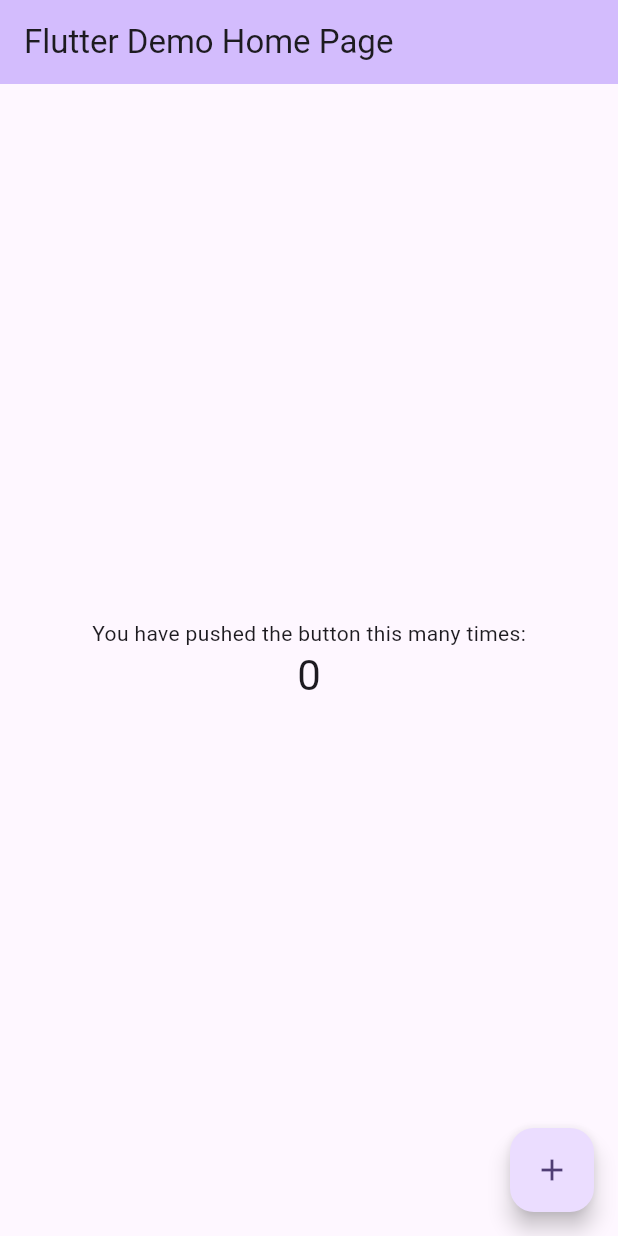
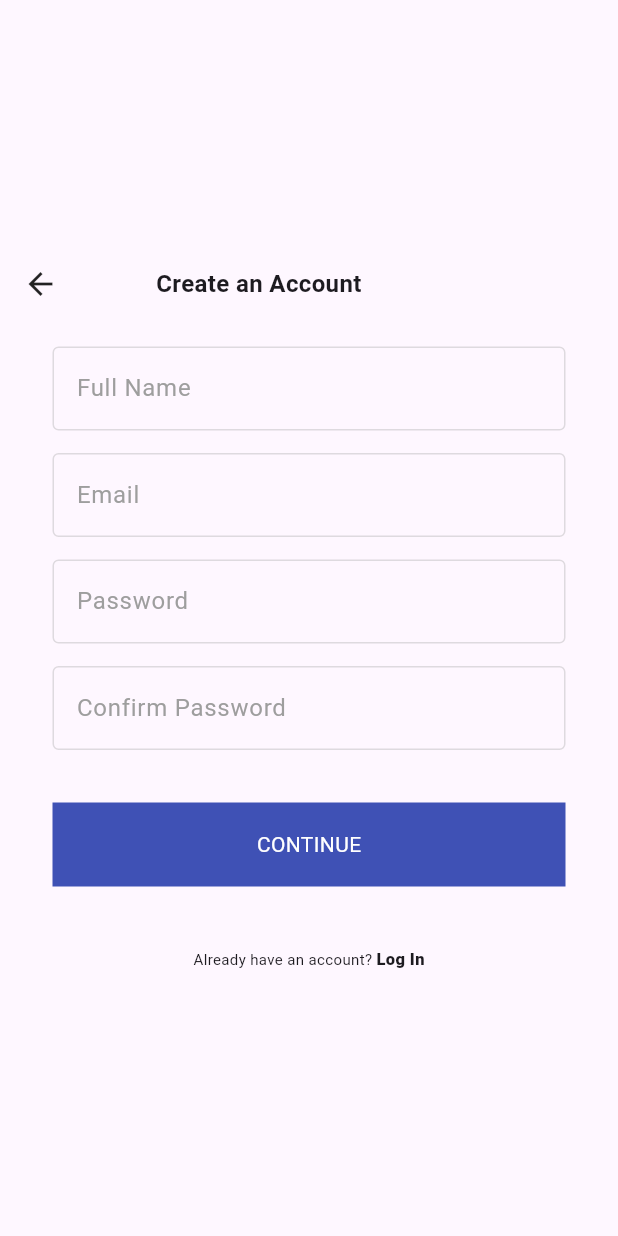
Before and after one commit to MOHAMADSAMIL/todo, a Flutter app: the screen it shows after launch, on a phone screen of 412 x 824 dp. Run offline on Flutter 3.47's test engine with Material 3 defaults, Android fonts, the phone set to English and light mode, and no system bars.

```diff
--- /dev/null
+++ b/lib/feature/authentication/view/pages/signin_page.dart
@@ -0,0 +1,58 @@
+import 'package:flutter/material.dart';
+import 'package:todo/feature/authentication/view/widgets/bottom_link_widget.dart';
+import 'package:todo/feature/authentication/view/widgets/button_widget.dart';
+import 'package:todo/feature/authentication/view/widgets/text_field_widget.dart';
+
+class SigninPage extends StatelessWidget {
+  const SigninPage({super.key});
+
+  @override
+  Widget build(BuildContext context) {
+    return Scaffold(
+      body: Column(
+        mainAxisAlignment: MainAxisAlignment.center,
+        children: [
+          Row(
+
+            children: [
+              Padding(
+                padding: const EdgeInsets.only(left: 15),
+                child: Icon(Icons.arrow_back),
+              ),
+
+              Padding(
+                padding: const EdgeInsets.only(left: 65),
+                child: Text("Create an Account",style: TextStyle(fontSize: 16,fontWeight: FontWeight.bold),),
+              ),
+
+            ],
+          ),
+          SizedBox(height: 30,),
+          Padding(
+            padding: const EdgeInsets.only(left: 35,right: 35),
+            child: Column(
+              children: [
+            TextFieldWidget(hintText: "Full Name"),
+            SizedBox(height: 15,),
+            TextFieldWidget(hintText: "Email"),
+            SizedBox(height: 15,),
+            TextFieldWidget(hintText: "Password"),
+            SizedBox(height: 15,),
+            TextFieldWidget(hintText: "Confirm Password"),
+            SizedBox(height: 35,),
+            CommonButtonWidget(),
+            SizedBox(height: 40,),
+            BottomLinkWidget(Linktext: "Log In",
+
+            text: "Already have an account? ",
+            ),
+
+              ],
+            ),
+          )
+
+        ],
+      ),
+    );
+  }
+}
--- /dev/null
+++ b/lib/feature/authentication/view/pages/signup_page.dart
@@ -0,0 +1,48 @@
+import 'package:flutter/material.dart';
+import 'package:flutter/services.dart';
+import 'package:todo/feature/authentication/view/widgets/bottom_link_widget.dart';
+import 'package:todo/feature/authentication/view/widgets/button_widget.dart';
+import 'package:todo/feature/authentication/view/widgets/text_field_widget.dart';
+
+class SignupPage extends StatelessWidget {
+  const SignupPage({super.key});
+
+  @override
+  Widget build(BuildContext context) {
+    return Scaffold(
+      body: Padding(
+        padding:  EdgeInsets.all(24),
+        child: Center(
+          child: Column(
+            mainAxisAlignment: MainAxisAlignment.center,
+            crossAxisAlignment: CrossAxisAlignment.start,
+            children: [
+              Center(child: Image(image: AssetImage("assets/images/mimo.png"),height: 200,width: 300,)),
+              TextFieldWidget(
+                hintText: "Email",
+              ),
+              SizedBox(height: 20,),
+              TextFieldWidget(
+                hintText: "Password",
+              ),
+              SizedBox(height: 12,),
+              GestureDetector(
+                onTap: () {
+
+                },
+                child: Text("Forgot Password?",style: TextStyle(fontSize: 10,fontWeight: FontWeight.w900),)),
+              SizedBox(height: 25,),
+             CommonButtonWidget(),
+             SizedBox(height: 30,),
+              BottomLinkWidget(
+                text: "Don't have an account? ",
+                Linktext: "Register",
+
+              ),
+            ],
+          ),
+        ),
+      ),
+    );
+  }
+}
--- /dev/null
+++ b/lib/feature/authentication/view/widgets/bottom_link_widget.dart
@@ -0,0 +1,28 @@
+import 'package:flutter/material.dart';
+import 'package:todo/feature/authentication/view/pages/signin_page.dart';
+
+class BottomLinkWidget extends StatelessWidget {
+  final String Linktext;
+  final String text;
+  const BottomLinkWidget({
+    super.key,
+    required this.Linktext,
+    required this.text,
+  });
+
+  @override
+  Widget build(BuildContext context) {
+    return Row(
+      mainAxisAlignment: MainAxisAlignment.center,
+      children: [
+        Text(text,style: TextStyle(fontSize: 10),),
+        GestureDetector(
+          onTap: () {
+            Navigator.push(context, MaterialPageRoute(builder: (context) => SigninPage(),));
+          },
+          child: Text(Linktext,style: TextStyle(fontSize: 11,fontWeight: FontWeight.w900,),)),
+
+      ],
+    );
+  }
+}
--- /dev/null
+++ b/lib/feature/authentication/view/widgets/button_widget.dart
@@ -0,0 +1,19 @@
+import 'package:flutter/material.dart';
+
+class CommonButtonWidget extends StatelessWidget {
+  const CommonButtonWidget({
+    super.key,
+  });
+
+  @override
+  Widget build(BuildContext context) {
+    return Container(
+     width: double.infinity,
+     decoration: BoxDecoration(color: Colors.indigo),
+     child: Center(child: Padding(
+       padding: const EdgeInsets.only(top: 18,bottom: 18 ),
+       child: Text("CONTINUE",style: TextStyle(color: Colors.white),),
+     )),
+    );
+  }
+}
--- /dev/null
+++ b/lib/feature/authentication/view/widgets/text_field_widget.dart
@@ -0,0 +1,27 @@
+import 'package:flutter/material.dart';
+
+class TextFieldWidget extends StatelessWidget {
+  final String hintText;
+  const TextFieldWidget({
+    super.key,
+    required this.hintText,
+  });
+
+  @override
+  Widget build(BuildContext context) {
+    return TextField(
+      cursorColor: Colors.grey,
+      decoration: InputDecoration(
+
+        hintText: hintText,hintStyle: TextStyle(color: Colors.grey),
+        enabledBorder: OutlineInputBorder(
+
+           borderSide: BorderSide(color: Color.fromARGB(84, 158, 158, 158))
+        ),
+        focusedBorder: OutlineInputBorder(
+          borderSide: BorderSide(color:Color.fromARGB(84, 158, 158, 158))
+        )
+      ),
+    );
+  }
+}
--- a/lib/main.dart
+++ b/lib/main.dart
@@ -1,122 +1,19 @@
 import 'package:flutter/material.dart';
+import 'package:todo/feature/authentication/view/pages/signin_page.dart';
+import 'package:todo/feature/authentication/view/pages/signup_page.dart';
 
 void main() {
   runApp(const MyApp());
 }
 
-class MyApp extends StatelessWidget {
-  const MyApp({super.key});
+class MyApp  extends StatelessWidget {
+  const MyApp ({super.key});
 
-  // This widget is the root of your application.
   @override
   Widget build(BuildContext context) {
     return MaterialApp(
-      title: 'Flutter Demo',
-      theme: ThemeData(
-        // This is the theme of your application.
-        //
-        // TRY THIS: Try running your application with "flutter run". You'll see
-        // the application has a purple toolbar. Then, without quitting the app,
-        // try changing the seedColor in the colorScheme below to Colors.green
-        // and then invoke "hot reload" (save your changes or press the "hot
-        // reload" button in a Flutter-supported IDE, or press "r" if you used
-        // the command line to start the app).
-        //
-        // Notice that the counter didn't reset back to zero; the application
-        // state is not lost during the reload. To reset the state, use hot
-        // restart instead.
-        //
-        // This works for code too, not just values: Most code changes can be
-        // tested with just a hot reload.
-        colorScheme: ColorScheme.fromSeed(seedColor: Colors.deepPurple),
-      ),
-      home: const MyHomePage(title: 'Flutter Demo Home Page'),
+      debugShowCheckedModeBanner: false,
+      home: SigninPage(),
     );
   }
 }
-
-class MyHomePage extends StatefulWidget {
-  const MyHomePage({super.key, required this.title});
-
-  // This widget is the home page of your application. It is stateful, meaning
-  // that it has a State object (defined below) that contains fields that affect
-  // how it looks.
-
-  // This class is the configuration for the state. It holds the values (in this
-  // case the title) provided by the parent (in this case the App widget) and
-  // used by the build method of the State. Fields in a Widget subclass are
-  // always marked "final".
-
-  final String title;
-
-  @override
-  State<MyHomePage> createState() => _MyHomePageState();
-}
-
-class _MyHomePageState extends State<MyHomePage> {
-  int _counter = 0;
-
-  void _incrementCounter() {
-    setState(() {
-      // This call to setState tells the Flutter framework that something has
-      // changed in this State, which causes it to rerun the build method below
-      // so that the display can reflect the updated values. If we changed
-      // _counter without calling setState(), then the build method would not be
-      // called again, and so nothing would appear to happen.
-      _counter++;
-    });
-  }
-
-  @override
-  Widget build(BuildContext context) {
-    // This method is rerun every time setState is called, for instance as done
-    // by the _incrementCounter method above.
-    //
-    // The Flutter framework has been optimized to make rerunning build methods
-    // fast, so that you can just rebuild anything that needs updating rather
-    // than having to individually change instances of widgets.
-    return Scaffold(
-      appBar: AppBar(
-        // TRY THIS: Try changing the color here to a specific color (to
-        // Colors.amber, perhaps?) and trigger a hot reload to see the AppBar
-        // change color while the other colors stay the same.
-        backgroundColor: Theme.of(context).colorScheme.inversePrimary,
-        // Here we take the value from the MyHomePage object that was created by
-        // the App.build method, and use it to set our appbar title.
-        title: Text(widget.title),
-      ),
-      body: Center(
-        // Center is a layout widget. It takes a single child and positions it
-        // in the middle of the parent.
-        child: Column(
-          // Column is also a layout widget. It takes a list of children and
-          // arranges them vertically. By default, it sizes itself to fit its
-          // children horizontally, and tries to be as tall as its parent.
-          //
-          // Column has various properties to control how it sizes itself and
-          // how it positions its children. Here we use mainAxisAlignment to
-          // center the children vertically; the main axis here is the vertical
-          // axis because Columns are vertical (the cross axis would be
-          // horizontal).
-          //
-          // TRY THIS: Invoke "debug painting" (choose the "Toggle Debug Paint"
-          // action in the IDE, or press "p" in the console), to see the
-          // wireframe for each widget.
-          mainAxisAlignment: MainAxisAlignment.center,
-          children: <Widget>[
-            const Text('You have pushed the button this many times:'),
-            Text(
-              '$_counter',
-              style: Theme.of(context).textTheme.headlineMedium,
-            ),
-          ],
-        ),
-      ),
-      floatingActionButton: FloatingActionButton(
-        onPressed: _incrementCounter,
-        tooltip: 'Increment',
-        child: const Icon(Icons.add),
-      ), // This trailing comma makes auto-formatting nicer for build methods.
-    );
-  }
-}
--- a/pubspec.yaml
+++ b/pubspec.yaml
@@ -58,9 +58,9 @@ flutter:
   uses-material-design: true
 
   # To add assets to your application, add an assets section, like this:
-  # assets:
-  #   - images/a_dot_burr.jpeg
-  #   - images/a_dot_ham.jpeg
+  assets:
+    - assets/images/
+    # - images/a_dot_ham.jpeg
 
   # An image asset can refer to one or more resolution-specific "variants", see
   # https://flutter.dev/to/resolution-aware-images
```
Also changed, not shown: assets/images/mimo.png (added).
